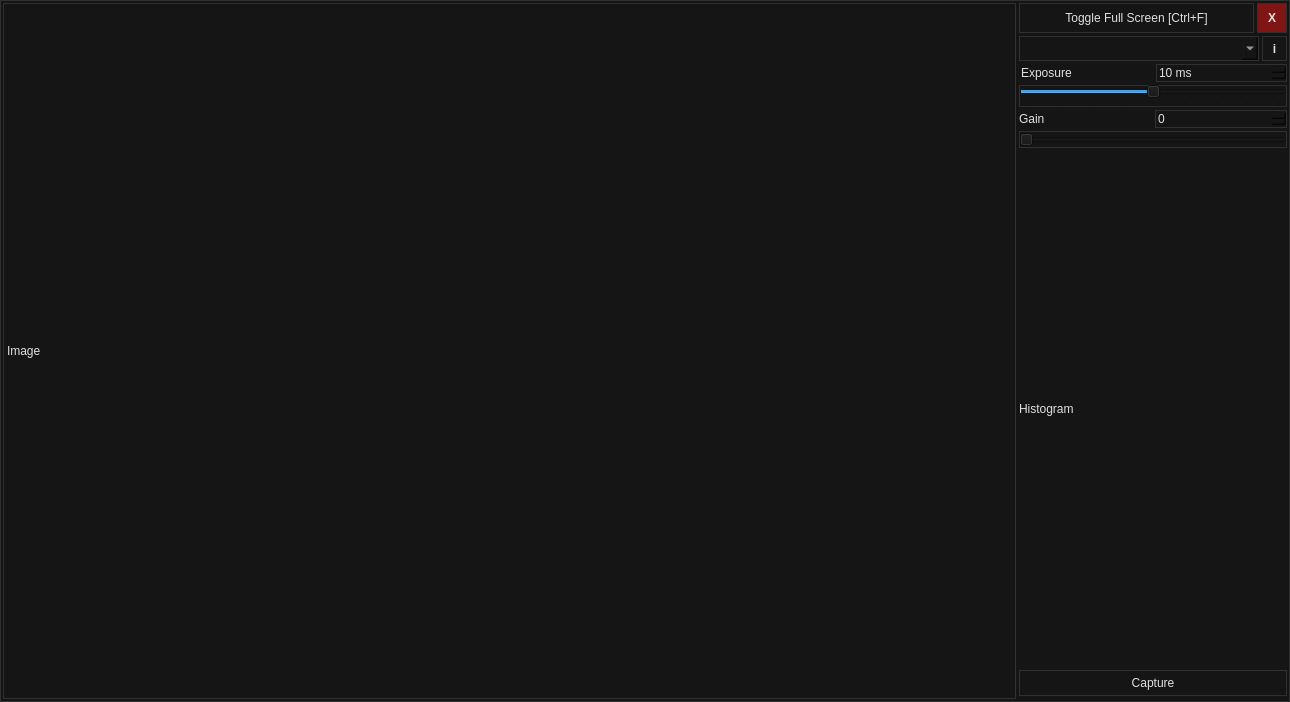
Old version of the form mainframe.ui in the repository aleksey-ka/OpenAP-AstroPhotography.
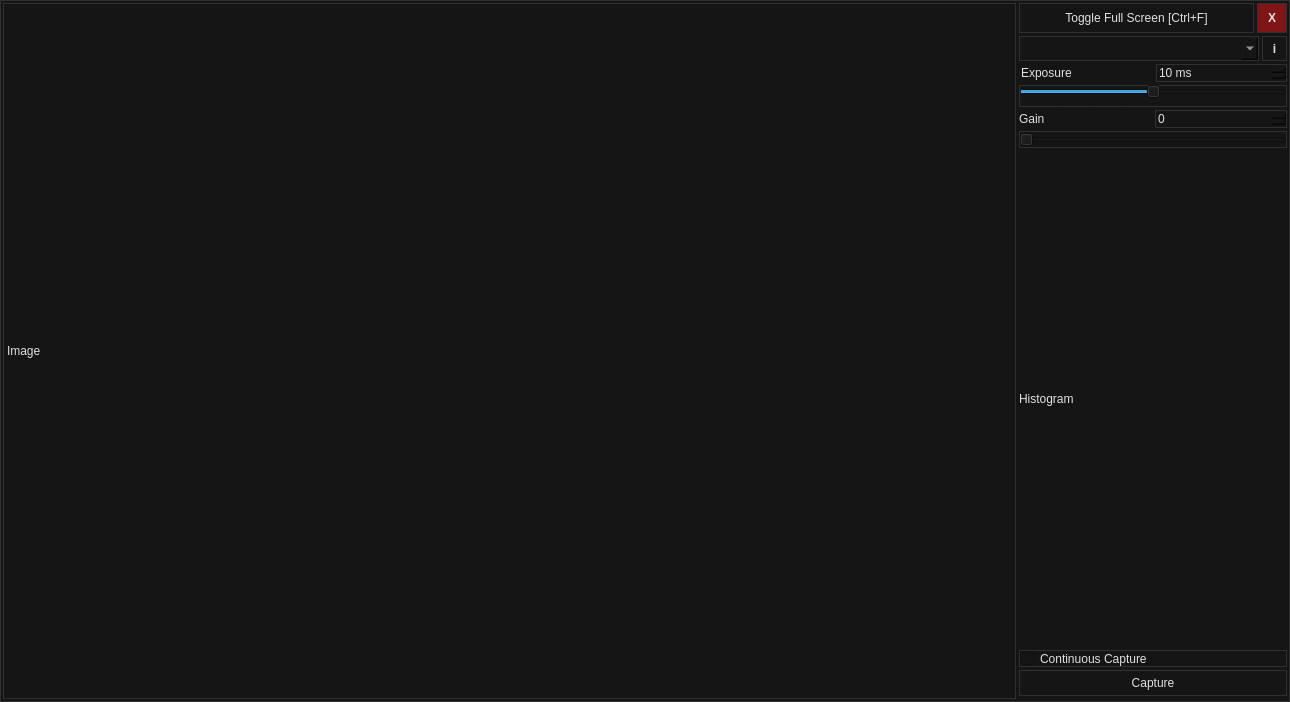
New version of the form.

Commit message: Simple continuous capture

```diff
--- a/mainframe.ui
+++ b/mainframe.ui
@@ -399,6 +399,13 @@
          </property>
         </widget>
        </item>
+       <item>
+        <widget class="QCheckBox" name="continuousCaptureCheckBox">
+         <property name="text">
+          <string>Continuous Capture</string>
+         </property>
+        </widget>
+       </item>
        <item>
         <widget class="QPushButton" name="captureButton">
          <property name="text">
```
The commit also changes 2 other files.
